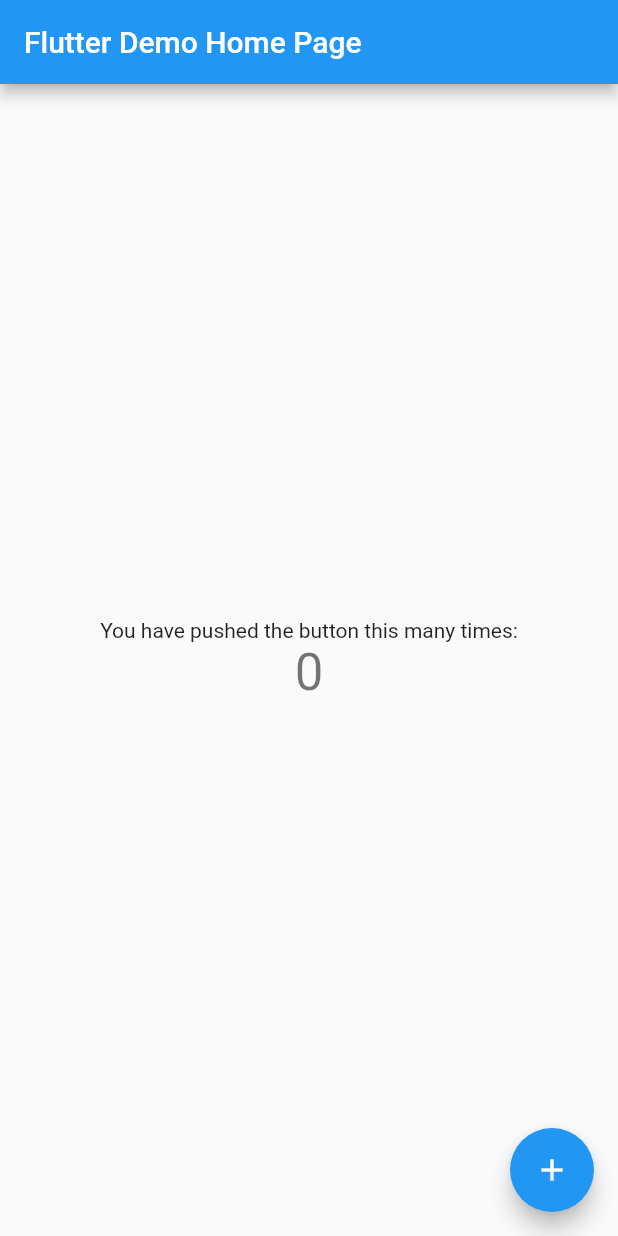
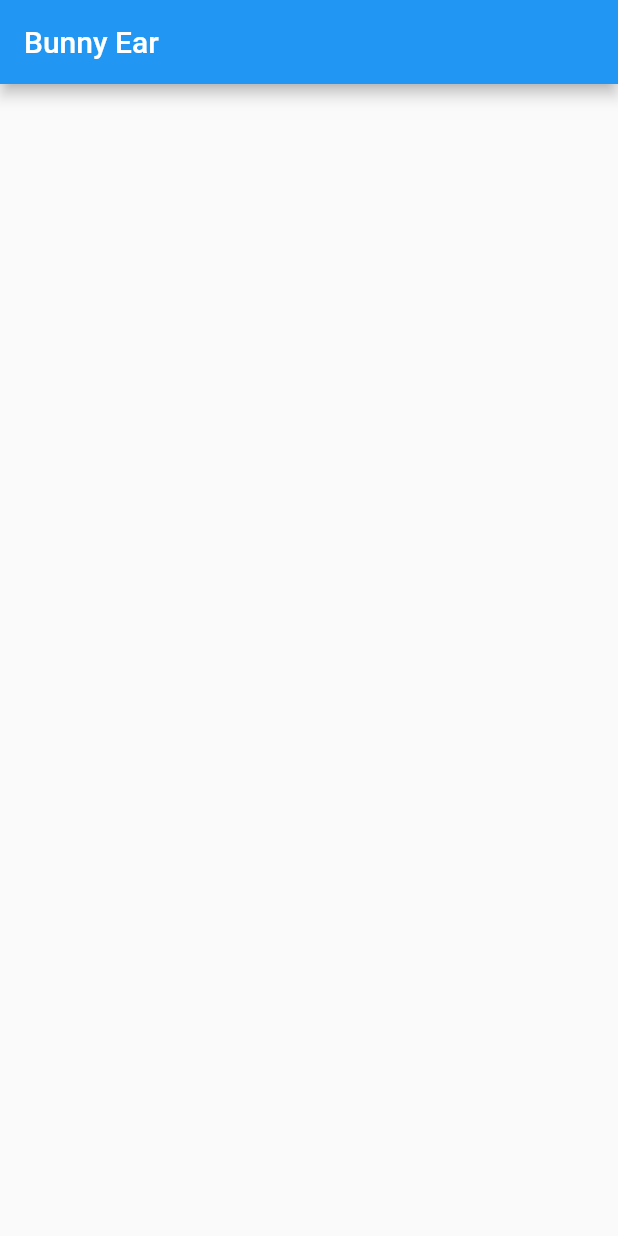
Before and after one commit to woratat/Flutter_Project, a Flutter app: the screen it shows after launch, on a phone screen of 412 x 824 dp. Run offline on Flutter 3.47's test engine with Material 2 defaults, Android fonts, the phone set to English and light mode, and no system bars.

Commit message:
Setup project

```diff
--- a/bunny_ear/lib/main.dart
+++ b/bunny_ear/lib/main.dart
@@ -7,39 +7,20 @@
 class MyApp extends StatelessWidget {
   const MyApp({Key? key}) : super(key: key);
 
-  // This widget is the root of your application.
   @override
   Widget build(BuildContext context) {
     return MaterialApp(
-      title: 'Flutter Demo',
+      title: 'Bunny Ear',
       theme: ThemeData(
-        // This is the theme of your application.
-        //
-        // Try running your application with "flutter run". You'll see the
-        // application has a blue toolbar. Then, without quitting the app, try
-        // changing the primarySwatch below to Colors.green and then invoke
-        // "hot reload" (press "r" in the console where you ran "flutter run",
-        // or simply save your changes to "hot reload" in a Flutter IDE).
-        // Notice that the counter didn't reset back to zero; the application
-        // is not restarted.
         primarySwatch: Colors.blue,
       ),
-      home: const MyHomePage(title: 'Flutter Demo Home Page'),
+      home: const MyHomePage(title: 'Bunny Ear'),
     );
   }
 }
 
 class MyHomePage extends StatefulWidget {
   const MyHomePage({Key? key, required this.title}) : super(key: key);
-
-  // This widget is the home page of your application. It is stateful, meaning
-  // that it has a State object (defined below) that contains fields that affect
-  // how it looks.
-
-  // This class is the configuration for the state. It holds the values (in this
-  // case the title) provided by the parent (in this case the App widget) and
-  // used by the build method of the State. Fields in a Widget subclass are
-  // always marked "final".
 
   final String title;
 
@@ -48,68 +29,12 @@
 }
 
 class _MyHomePageState extends State<MyHomePage> {
-  int _counter = 0;
-
-  void _incrementCounter() {
-    setState(() {
-      // This call to setState tells the Flutter framework that something has
-      // changed in this State, which causes it to rerun the build method below
-      // so that the display can reflect the updated values. If we changed
-      // _counter without calling setState(), then the build method would not be
-      // called again, and so nothing would appear to happen.
-      _counter++;
-    });
-  }
-
   @override
   Widget build(BuildContext context) {
-    // This method is rerun every time setState is called, for instance as done
-    // by the _incrementCounter method above.
-    //
-    // The Flutter framework has been optimized to make rerunning build methods
-    // fast, so that you can just rebuild anything that needs updating rather
-    // than having to individually change instances of widgets.
     return Scaffold(
-      appBar: AppBar(
-        // Here we take the value from the MyHomePage object that was created by
-        // the App.build method, and use it to set our appbar title.
-        title: Text(widget.title),
-      ),
-      body: Center(
-        // Center is a layout widget. It takes a single child and positions it
-        // in the middle of the parent.
-        child: Column(
-          // Column is also a layout widget. It takes a list of children and
-          // arranges them vertically. By default, it sizes itself to fit its
-          // children horizontally, and tries to be as tall as its parent.
-          //
-          // Invoke "debug painting" (press "p" in the console, choose the
-          // "Toggle Debug Paint" action from the Flutter Inspector in Android
-          // Studio, or the "Toggle Debug Paint" command in Visual Studio Code)
-          // to see the wireframe for each widget.
-          //
-          // Column has various properties to control how it sizes itself and
-          // how it positions its children. Here we use mainAxisAlignment to
-          // center the children vertically; the main axis here is the vertical
-          // axis because Columns are vertical (the cross axis would be
-          // horizontal).
-          mainAxisAlignment: MainAxisAlignment.center,
-          children: <Widget>[
-            const Text(
-              'You have pushed the button this many times:',
-            ),
-            Text(
-              '$_counter',
-              style: Theme.of(context).textTheme.headline4,
-            ),
-          ],
+        appBar: AppBar(
+          title: Text(widget.title),
         ),
-      ),
-      floatingActionButton: FloatingActionButton(
-        onPressed: _incrementCounter,
-        tooltip: 'Increment',
-        child: const Icon(Icons.add),
-      ), // This trailing comma makes auto-formatting nicer for build methods.
-    );
+        body: null);
   }
 }
```
